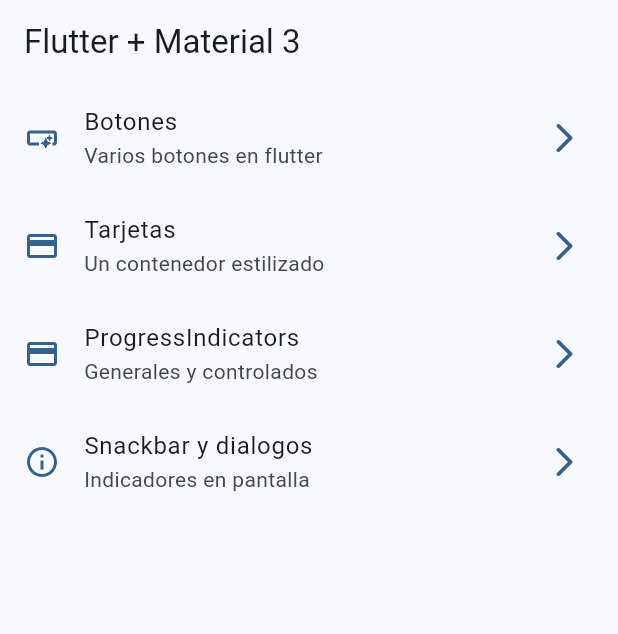
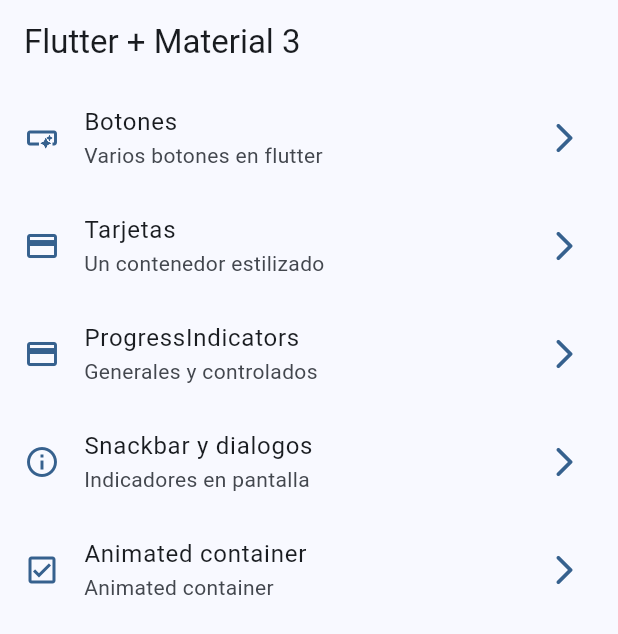
Before and after one commit to hasprilla/widgets_app, a Flutter app: the screen it shows after launch, on a phone screen of 412 x 824 dp. Shown: the top 634 px of the screen. Run offline on Flutter 3.47's test engine with Material 2 defaults, Android fonts, the phone set to English and light mode, and no system bars; our stand-ins replace go_router.

Commit message:
animated conrainer terminado

```diff
--- a/lib/config/menu/menu_items.dart
+++ b/lib/config/menu/menu_items.dart
@@ -40,4 +40,10 @@ const appMenuItems = <MenuItem>[
     link: '/snackbar',
     icon: Icons.info_outline,
   ),
+  MenuItem(
+    title: 'Animated container',
+    subTitle: 'Animated container',
+    link: '/animated',
+    icon: Icons.check_box_outlined,
+  ),
 ];
--- a/lib/config/router/app_router.dart
+++ b/lib/config/router/app_router.dart
@@ -30,5 +30,10 @@ final appRouter = GoRouter(
       name: SnackbarScreen.name,
       builder: (context, state) => const SnackbarScreen(),
     ),
+    GoRoute(
+      path: '/animated',
+      name: AnimatedScreen.name,
+      builder: (context, state) => const AnimatedScreen(),
+    ),
   ],
 );
```
Also changed, not shown: lib/presentation/screens/animated/animated_screen.dart (+49 -3 lines).
